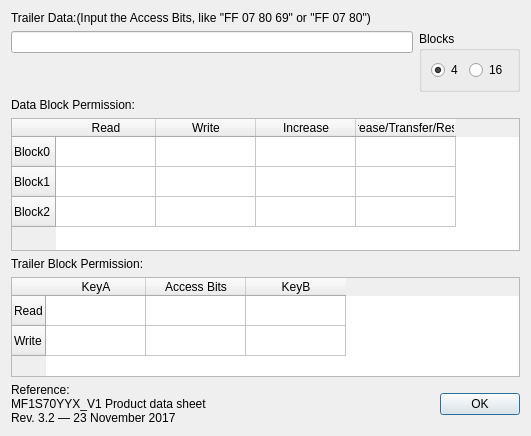
Qt form ui/mf_trailerdecoderdialog.ui (wh201906/Proxmark3GUI) before a commit.
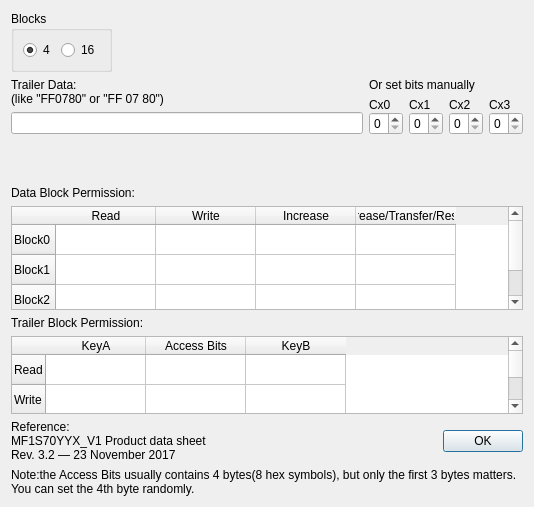
The same form after that commit.

Commit message: Support encode Access Bits(in the Trailer Decoder)

Diff of the .ui file:
```diff
--- a/ui/mf_trailerdecoderdialog.ui
+++ b/ui/mf_trailerdecoderdialog.ui
@@ -6,37 +6,16 @@
    <rect>
     <x>0</x>
     <y>0</y>
-    <width>531</width>
-    <height>436</height>
+    <width>534</width>
+    <height>507</height>
    </rect>
   </property>
   <property name="windowTitle">
    <string>Trailer Decoder</string>
   </property>
-  <layout class="QVBoxLayout" name="verticalLayout_2">
+  <layout class="QVBoxLayout" name="verticalLayout_7">
    <item>
-    <widget class="QLabel" name="label">
-     <property name="text">
-      <string>Trailer Data:(Input the Access Bits, like &quot;FF 07 80 69&quot; or &quot;FF 07 80&quot;)</string>
-     </property>
-    </widget>
-   </item>
-   <item>
-    <layout class="QHBoxLayout" name="horizontalLayout_3">
-     <item>
-      <layout class="QVBoxLayout" name="verticalLayout">
-       <item>
-        <widget class="QLineEdit" name="accessBitsEdit"/>
-       </item>
-       <item>
-        <widget class="QLabel" name="isAccessBitsValidLabel">
-         <property name="text">
-          <string/>
-         </property>
-        </widget>
-       </item>
-      </layout>
-     </item>
+    <layout class="QHBoxLayout" name="horizontalLayout_2">
      <item>
       <widget class="QGroupBox" name="sizeGroupBox">
        <property name="title">
@@ -63,6 +42,191 @@
        </layout>
       </widget>
      </item>
+     <item>
+      <spacer name="horizontalSpacer">
+       <property name="orientation">
+        <enum>Qt::Horizontal</enum>
+       </property>
+       <property name="sizeHint" stdset="0">
+        <size>
+         <width>40</width>
+         <height>20</height>
+        </size>
+       </property>
+      </spacer>
+     </item>
+    </layout>
+   </item>
+   <item>
+    <layout class="QHBoxLayout" name="horizontalLayout_5">
+     <item>
+      <layout class="QVBoxLayout" name="verticalLayout">
+       <item>
+        <widget class="QLabel" name="label">
+         <property name="text">
+          <string>Trailer Data:
+(like &quot;FF0780&quot; or &quot;FF 07 80&quot;)</string>
+         </property>
+        </widget>
+       </item>
+       <item>
+        <widget class="QLineEdit" name="accessBitsEdit"/>
+       </item>
+       <item>
+        <widget class="QLabel" name="isAccessBitsValidLabel">
+         <property name="sizePolicy">
+          <sizepolicy hsizetype="Preferred" vsizetype="Fixed">
+           <horstretch>0</horstretch>
+           <verstretch>0</verstretch>
+          </sizepolicy>
+         </property>
+         <property name="minimumSize">
+          <size>
+           <width>0</width>
+           <height>40</height>
+          </size>
+         </property>
+         <property name="text">
+          <string/>
+         </property>
+         <property name="alignment">
+          <set>Qt::AlignLeading|Qt::AlignLeft|Qt::AlignTop</set>
+         </property>
+        </widget>
+       </item>
+       <item>
+        <spacer name="verticalSpacer_2">
+         <property name="orientation">
+          <enum>Qt::Vertical</enum>
+         </property>
+         <property name="sizeType">
+          <enum>QSizePolicy::MinimumExpanding</enum>
+         </property>
+         <property name="sizeHint" stdset="0">
+          <size>
+           <width>20</width>
+           <height>0</height>
+          </size>
+         </property>
+        </spacer>
+       </item>
+      </layout>
+     </item>
+     <item>
+      <layout class="QVBoxLayout" name="verticalLayout_6">
+       <item>
+        <widget class="QLabel" name="label_4">
+         <property name="text">
+          <string>Or set bits manually</string>
+         </property>
+        </widget>
+       </item>
+       <item>
+        <layout class="QHBoxLayout" name="horizontalLayout_3">
+         <item>
+          <layout class="QVBoxLayout" name="verticalLayout_2">
+           <property name="spacing">
+            <number>0</number>
+           </property>
+           <item>
+            <widget class="QLabel" name="label_6">
+             <property name="text">
+              <string>Cx0</string>
+             </property>
+            </widget>
+           </item>
+           <item>
+            <widget class="QSpinBox" name="C0Box">
+             <property name="maximum">
+              <number>7</number>
+             </property>
+            </widget>
+           </item>
+          </layout>
+         </item>
+         <item>
+          <layout class="QVBoxLayout" name="verticalLayout_3">
+           <property name="spacing">
+            <number>0</number>
+           </property>
+           <item>
+            <widget class="QLabel" name="label_7">
+             <property name="text">
+              <string>Cx1</string>
+             </property>
+            </widget>
+           </item>
+           <item>
+            <widget class="QSpinBox" name="C1Box">
+             <property name="maximum">
+              <number>7</number>
+             </property>
+            </widget>
+           </item>
+          </layout>
+         </item>
+         <item>
+          <layout class="QVBoxLayout" name="verticalLayout_4">
+           <property name="spacing">
+            <number>0</number>
+           </property>
+           <item>
+            <widget class="QLabel" name="label_8">
+             <property name="text">
+              <string>Cx2</string>
+             </property>
+            </widget>
+           </item>
+           <item>
+            <widget class="QSpinBox" name="C2Box">
+             <property name="maximum">
+              <number>7</number>
+             </property>
+            </widget>
+           </item>
+          </layout>
+         </item>
+         <item>
+          <layout class="QVBoxLayout" name="verticalLayout_5">
+           <property name="spacing">
+            <number>0</number>
+           </property>
+           <item>
+            <widget class="QLabel" name="label_9">
+             <property name="text">
+              <string>Cx3</string>
+             </property>
+            </widget>
+           </item>
+           <item>
+            <widget class="QSpinBox" name="C3Box">
+             <property name="maximum">
+              <number>7</number>
+             </property>
+            </widget>
+           </item>
+          </layout>
+         </item>
+        </layout>
+       </item>
+       <item>
+        <spacer name="verticalSpacer">
+         <property name="orientation">
+          <enum>Qt::Vertical</enum>
+         </property>
+         <property name="sizeType">
+          <enum>QSizePolicy::MinimumExpanding</enum>
+         </property>
+         <property name="sizeHint" stdset="0">
+          <size>
+           <width>20</width>
+           <height>0</height>
+          </size>
+         </property>
+        </spacer>
+       </item>
+      </layout>
+     </item>
     </layout>
    </item>
    <item>
@@ -188,6 +352,16 @@
      </item>
     </layout>
    </item>
+   <item>
+    <widget class="QLabel" name="label_10">
+     <property name="text">
+      <string>Note:the Access Bits usually contains 4 bytes(8 hex symbols), but only the first 3 bytes matters. You can set the 4th byte randomly.</string>
+     </property>
+     <property name="wordWrap">
+      <bool>true</bool>
+     </property>
+    </widget>
+   </item>
   </layout>
  </widget>
  <resources/>
```
The commit also changes 4 other files.
